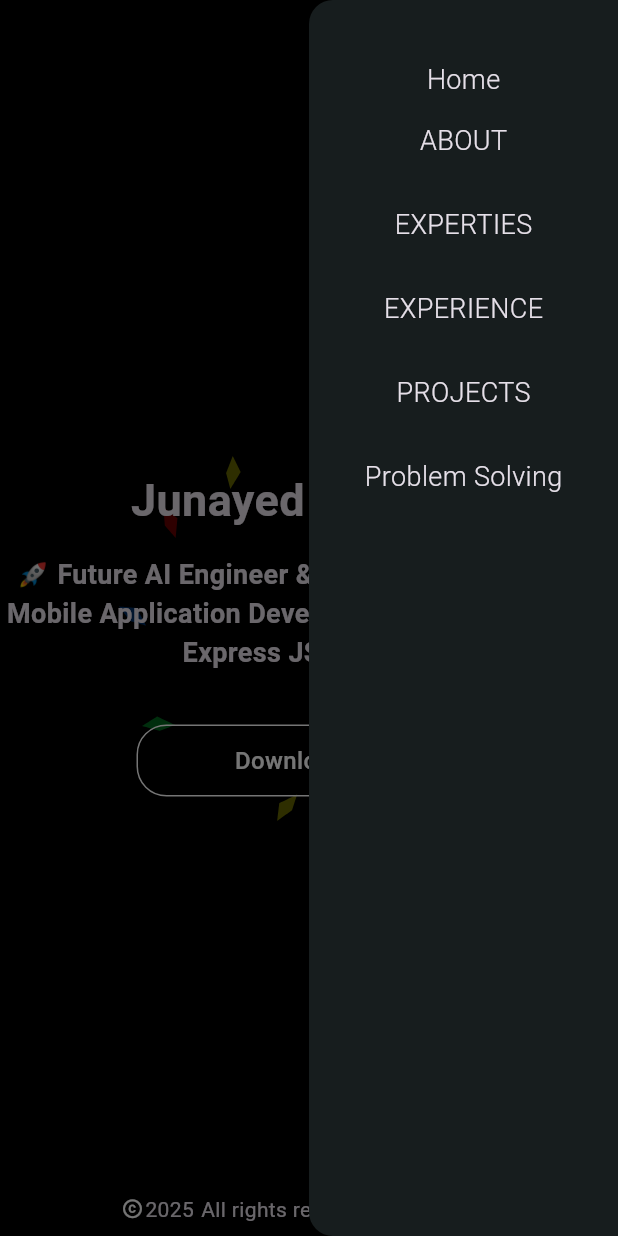
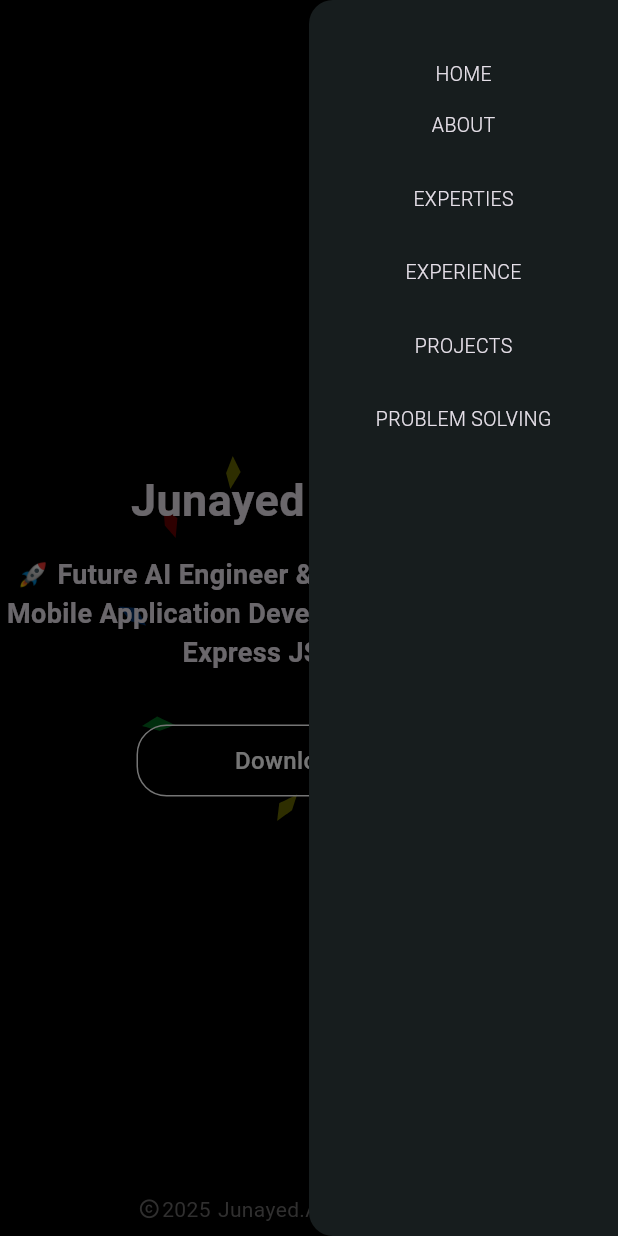
Before and after one commit to junayedahamed/portfolio, a Flutter app: the screen it shows after launch, with the side drawer open, on a phone screen of 412 x 824 dp. Run offline on Flutter 3.47's test engine with Material 3 defaults, Android fonts, the phone set to English and light mode, and no system bars; drawn by our look-alikes of animated_text_kit; our stand-ins replace flutter_animate, go_router, lottie; missing offline and left inert: dart:html.

Commit message:
updated button and  copyright text color

```diff
--- a/lib/src/home/home_page.dart
+++ b/lib/src/home/home_page.dart
@@ -120,12 +120,21 @@ class _HomePageState extends State<HomePage>
           mainAxisAlignment: MainAxisAlignment.center,
           spacing: 1,
           children: [
-            Icon(Icons.copyright, size: 15),
-            Text(DateTime.now().year.toString()),
+            Icon(
+              Icons.copyright,
+              size: 15,
+              color: const Color.fromARGB(255, 104, 103, 103),
+            ),
+            Text(
+              DateTime.now().year.toString(),
+              style: TextStyle(color: const Color.fromARGB(255, 104, 103, 103)),
+            ),
             Center(
               child: Text(
-                " All rights reserved by Junayed.",
-                style: TextStyle(),
+                " Junayed.All rights reserved",
+                style: TextStyle(
+                  color: const Color.fromARGB(255, 104, 103, 103),
+                ),
               ),
             ),
           ],
--- a/lib/src/home/widgets/app_bar_action_buttons.dart
+++ b/lib/src/home/widgets/app_bar_action_buttons.dart
@@ -6,37 +6,35 @@ class AppBarActionButtons extends StatefulWidget {
     required this.ontap,
 
     required this.fisrtText,
-    required this.secText,
   });
   final VoidCallback ontap;
-  final String fisrtText, secText;
+  final String fisrtText;
 
   @override
   State<AppBarActionButtons> createState() => _AppBarActionButtonsState();
 }
 
 class _AppBarActionButtonsState extends State<AppBarActionButtons> {
-  bool hovering = false;
+  // bool hovering = false;
   @override
   Widget build(BuildContext context) {
     return MouseRegion(
-      onEnter: (event) {
-        setState(() {
-          hovering = true;
-        });
-      },
-      onExit: (event) {
-        // hoverfunc;
-        setState(() {
-          hovering = false;
-        });
-      },
-
+      // onEnter: (event) {
+      //   setState(() {
+      //     hovering = true;
+      //   });
+      // },
+      // onExit: (event) {
+      //   // hoverfunc;
+      //   setState(() {
+      //     hovering = false;
+      //   });
+      // },
       child: GestureDetector(
         onTap: widget.ontap,
         child: Text(
-          hovering ? '[ ${widget.secText} ]' : widget.fisrtText,
-          style: TextStyle(fontSize: 18, fontWeight: FontWeight.w300),
+          widget.fisrtText.toUpperCase(),
+          style: TextStyle(fontSize: 13, fontWeight: FontWeight.w300),
         ),
       ),
     );
--- a/lib/src/home/widgets/button_names.dart
+++ b/lib/src/home/widgets/button_names.dart
@@ -11,5 +11,5 @@ class ButtonNames {
   static final btn4sub = "WORK";
   static final downloadCv = "Download CV";
   static final competetive1 = "Problem Solving";
-  static final competetive2 = "Compititive Programming";
+  static final competetive2 = "P P S";
 }
--- a/lib/src/page_view/page_view.dart
+++ b/lib/src/page_view/page_view.dart
@@ -67,7 +67,7 @@ class _MyPageViewState extends State<MyPageView>
                     },
 
                     fisrtText: "Home",
-                    secText: "Home",
+                    //  secText: "Home",
                   ),
                   AppBarActionButtons(
                     ontap: () {
@@ -78,7 +78,7 @@ class _MyPageViewState extends State<MyPageView>
                     },
 
                     fisrtText: ButtonNames.btn1,
-                    secText: ButtonNames.btn1sub,
+                    // secText: ButtonNames.btn1sub,
                   ),
                   SizedBox(width: 15),
                   AppBarActionButtons(
@@ -90,7 +90,7 @@ class _MyPageViewState extends State<MyPageView>
                     },
 
                     fisrtText: ButtonNames.btn2,
-                    secText: ButtonNames.btn2sub,
+                    //secText: ButtonNames.btn2sub,
                   ),
                   SizedBox(width: 15),
                   AppBarActionButtons(
@@ -102,7 +102,7 @@ class _MyPageViewState extends State<MyPageView>
                     },
 
                     fisrtText: ButtonNames.btn3,
-                    secText: ButtonNames.btn3sub,
+                    // secText: ButtonNames.btn3sub,
                   ),
                   SizedBox(width: 15),
                   AppBarActionButtons(
@@ -114,7 +114,7 @@ class _MyPageViewState extends State<MyPageView>
                     },
 
                     fisrtText: ButtonNames.btn4,
-                    secText: ButtonNames.btn4sub,
+                    //  secText: ButtonNames.btn4sub,
                   ),
                   SizedBox(width: 15),
                   AppBarActionButtons(
@@ -126,7 +126,7 @@ class _MyPageViewState extends State<MyPageView>
                     },
 
                     fisrtText: ButtonNames.competetive1,
-                    secText: ButtonNames.competetive2,
+                    //   secText: ButtonNames.competetive2,
                   ),
                 ],
               ),
@@ -168,7 +168,7 @@ class _MyPageViewState extends State<MyPageView>
                   },
 
                   fisrtText: ButtonNames.btn1,
-                  secText: ButtonNames.btn1sub,
+                  // secText: ButtonNames.btn1sub,
                 ),
                 SizedBox(width: 25),
                 AppBarActionButtons(
@@ -180,7 +180,7 @@ class _MyPageViewState extends State<MyPageView>
                   },
 
                   fisrtText: ButtonNames.btn2,
-                  secText: ButtonNames.btn2sub,
+                  //  secText: ButtonNames.btn2sub,
                 ),
                 SizedBox(width: 30),
                 AppBarActionButtons(
@@ -192,7 +192,7 @@ class _MyPageViewState extends State<MyPageView>
                   },
 
                   fisrtText: ButtonNames.btn3,
-                  secText: ButtonNames.btn3sub,
+                  // secText: ButtonNames.btn3sub,
                 ),
                 SizedBox(width: 30),
                 AppBarActionButtons(
@@ -204,9 +204,9 @@ class _MyPageViewState extends State<MyPageView>
                   },
 
                   fisrtText: ButtonNames.btn4,
-                  secText: ButtonNames.btn4sub,
+                  // secText: ButtonNames.btn4sub,
                 ),
-                SizedBox(width: 25),
+                SizedBox(width: 15),
                 AppBarActionButtons(
                   ontap: () {
                     setState(() {
@@ -215,7 +215,7 @@ class _MyPageViewState extends State<MyPageView>
                   },
 
                   fisrtText: ButtonNames.competetive1,
-                  secText: ButtonNames.competetive2,
+                  // secText: ButtonNames.competetive2,
                 ),
               ],
             )
```
Also changed, not shown: lib/src/competitive_programming_info/compititive_page.dart (+0 -10 lines).
